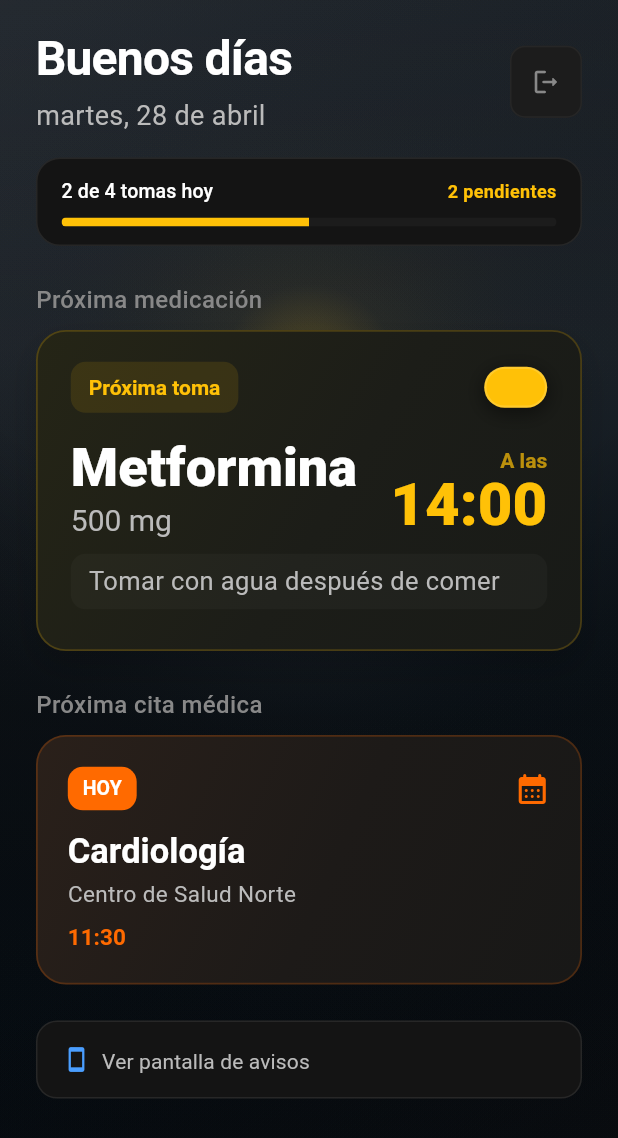
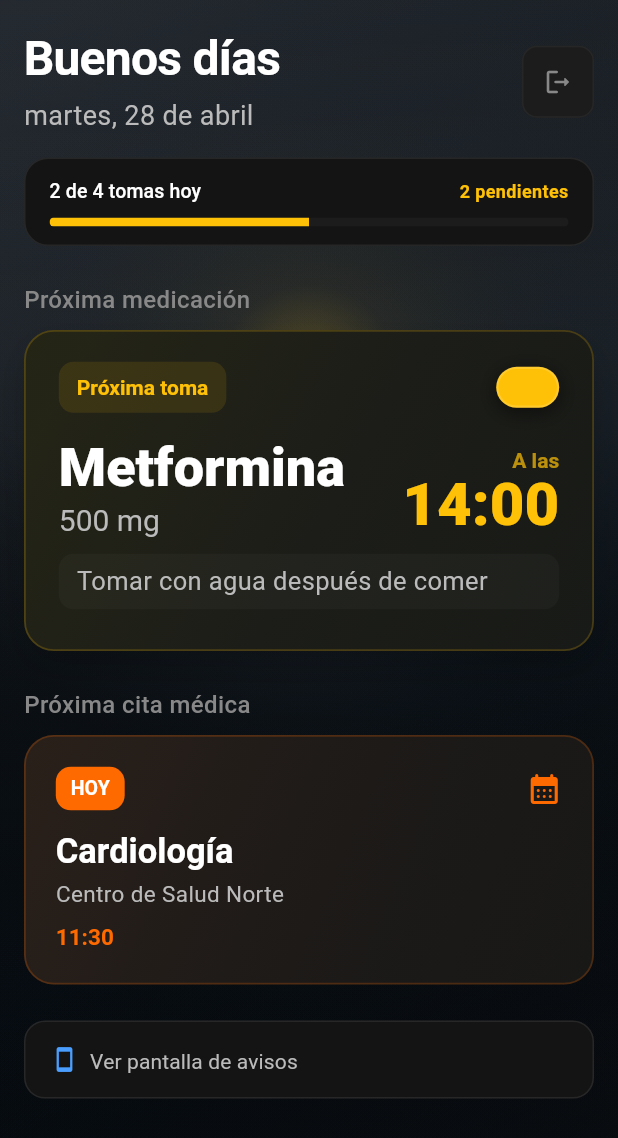
Before and after one commit to MarcoLopezP10/aviso-vital, a Flutter app: the HomeUsuarioScreen screen opened by its route, on a phone screen of 412 x 824 dp. Shown: the top 1138 px of the screen. Run offline on Flutter 3.47's test engine with Material 3 defaults, Android fonts, the light colour scheme and no system bars; our stand-ins replace flutter_secure_storage, flutter_svg, pdf, printing, shared_preferences, supabase_flutter; missing offline and left inert: universal_html; accounts and stored records are empty.

Commit message:
Diseño Responsive y mejoras visuales

```diff
--- a/lib/features/user_home/presentation/screens/home_usuario_screen.dart
+++ b/lib/features/user_home/presentation/screens/home_usuario_screen.dart
@@ -90,11 +90,21 @@ class _HomeUsuarioScreenState extends State<HomeUsuarioScreen> {
   }
 
   Widget _buildLoadedState({required _UserHomeViewData data}) {
+    final screenWidth = MediaQuery.sizeOf(context).width;
+    final hPad = screenWidth < AppBreakpoints.mobile
+        ? AppSpacing.lg
+        : AppSpacing.xxl;
+
     return RefreshIndicator(
       onRefresh: () => _reloadViewData(forceRefresh: true),
+      child: Center(
+        child: ConstrainedBox(
+          constraints: const BoxConstraints(
+            maxWidth: AppBreakpoints.contentMaxWidthNarrow,
+          ),
           child: SingleChildScrollView(
             physics: const AlwaysScrollableScrollPhysics(),
-        padding: const EdgeInsets.symmetric(horizontal: AppSpacing.xxl),
+            padding: EdgeInsets.symmetric(horizontal: hPad),
             child: ConstrainedBox(
               constraints: BoxConstraints(
                 minHeight:
@@ -151,6 +161,8 @@ class _HomeUsuarioScreenState extends State<HomeUsuarioScreen> {
 
                   const SizedBox(height: AppSpacing.xxl),
                 ],
+              ),
+            ),
           ),
         ),
       ),
--- a/lib/features/user_home/presentation/widgets/next_medication_card.dart
+++ b/lib/features/user_home/presentation/widgets/next_medication_card.dart
@@ -24,11 +24,37 @@ class NextMedicationCard extends StatelessWidget {
     final instructions = medication.instrucciones?.trim();
     final doseLabel = _doseLabel(medication.dosis);
 
+    return LayoutBuilder(
+      builder: (context, constraints) {
+        final w = constraints.maxWidth;
+        final nameFontSize = (w / 10).clamp(24.0, 36.0);
+        final timeFontSize = (w / 9).clamp(28.0, 40.0);
+        final minHeight = w < 340 ? 180.0 : 214.0;
+        return _buildCard(
+          context,
+          instructions: instructions,
+          doseLabel: doseLabel,
+          nameFontSize: nameFontSize,
+          timeFontSize: timeFontSize,
+          minHeight: minHeight,
+        );
+      },
+    );
+  }
+
+  Widget _buildCard(
+    BuildContext context, {
+    required String? instructions,
+    required String doseLabel,
+    required double nameFontSize,
+    required double timeFontSize,
+    required double minHeight,
+  }) {
     return GestureDetector(
       onTap: onTap,
       child: Container(
         width: double.infinity,
-        constraints: const BoxConstraints(minHeight: 214),
+        constraints: BoxConstraints(minHeight: minHeight),
         padding: const EdgeInsets.fromLTRB(22, 20, 22, 20),
         decoration: BoxDecoration(
           gradient: LinearGradient(
@@ -114,7 +140,7 @@ class NextMedicationCard extends StatelessWidget {
                         overflow: TextOverflow.ellipsis,
                         style: AppTextStyles.userMedName.copyWith(
                           color: AppColors.textPrimary,
-                          fontSize: 36,
+                          fontSize: nameFontSize,
                           fontWeight: FontWeight.w800,
                           height: 1.02,
                           letterSpacing: 0,
@@ -153,7 +179,7 @@ class NextMedicationCard extends StatelessWidget {
                         timeLabel,
                         style: AppTextStyles.display1.copyWith(
                           color: AppColors.amber,
-                          fontSize: 40,
+                          fontSize: timeFontSize,
                           fontWeight: FontWeight.w800,
                           height: 0.98,
                           letterSpacing: 0,
--- a/lib/shared/theme/app_dimensions.dart
+++ b/lib/shared/theme/app_dimensions.dart
@@ -1,5 +1,34 @@
 import 'package:flutter/material.dart';
 import 'app_colors.dart';
+
+/// AppBreakpoints — fuente única de verdad para breakpoints responsive.
+///
+/// Uso: AppBreakpoints.isTablet(context) → true si ancho < 700.
+abstract class AppBreakpoints {
+  /// Móvil compacto: ≤ 480 pt (iPhone SE, Android pequeño)
+  static const double mobile = 480.0;
+
+  /// Tablet / navegador móvil: < 700 pt
+  static const double tablet = 700.0;
+
+  /// Escritorio: ≥ 1024 pt
+  static const double desktop = 1024.0;
+
+  /// Ancho máximo para contenido centrado en escritorio (pantallas usuario/auth)
+  static const double contentMaxWidthNarrow = 600.0;
+
+  /// Ancho máximo para contenido centrado en escritorio (admin)
+  static const double contentMaxWidthWide = 900.0;
+
+  static bool isMobile(BuildContext context) =>
+      MediaQuery.sizeOf(context).width < mobile;
+
+  static bool isTablet(BuildContext context) =>
+      MediaQuery.sizeOf(context).width < tablet;
+
+  static bool isDesktop(BuildContext context) =>
+      MediaQuery.sizeOf(context).width >= desktop;
+}
 
 /// AppSpacing — sistema de espaciado en múltiplos de 4
 abstract class AppSpacing {
```
Also changed, not shown: lib/app/app.dart (+12 -0 lines), lib/features/admin_home/presentation/widgets/admin_dashboard_page.dart (+13 -4 lines), lib/features/admin_home/presentation/widgets/admin_section_scaffold.dart (+18 -4 lines). Lines whose indentation alone changed are shown as unchanged.
